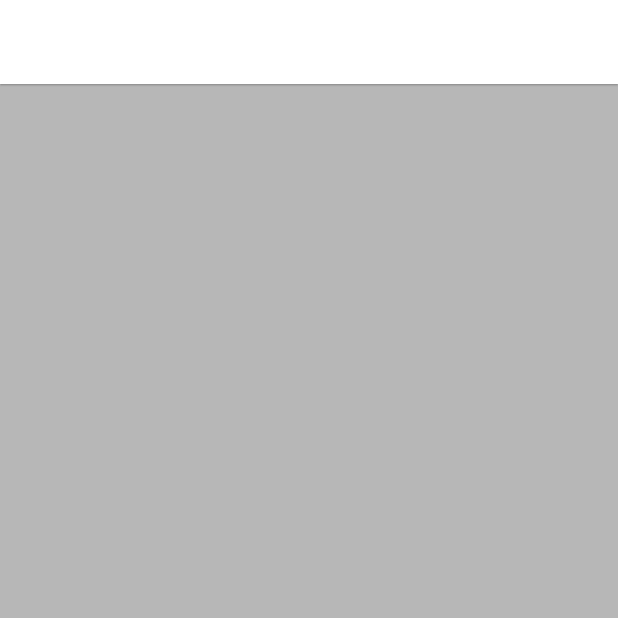
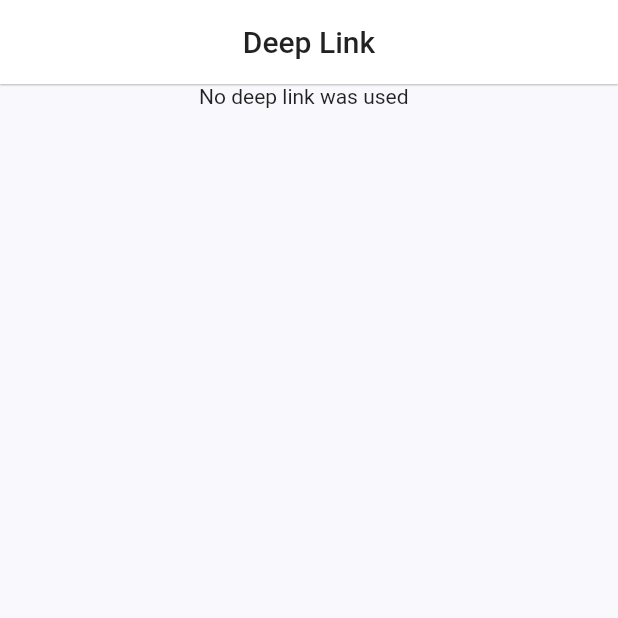
Before and after one commit to SunnatilloShavkatov/deep_links, a Flutter app: the screen it shows after launch, on a phone screen of 412 x 824 dp, the top half of it. Run offline on Flutter 3.47's test engine with Material 2 defaults, Android fonts, the phone set to English and light mode, and no system bars; our stand-ins replace get; Roboto replaces fonts that are missing (SFPro).

Commit message:
deep link android done

```diff
--- /dev/null
+++ b/lib/bindings/main_binding.dart
@@ -0,0 +1,9 @@
+import 'package:deep_links/controllers/home_controller.dart';
+import 'package:get/get.dart';
+
+class HomeBinding implements Bindings {
+  @override
+  void dependencies() async {
+    Get.lazyPut<HomeController>(() => HomeController());
+  }
+}
--- /dev/null
+++ b/lib/controllers/deep_link_controller.dart
@@ -0,0 +1,47 @@
+import 'dart:async';
+import 'package:flutter/services.dart';
+
+abstract class Bloc {
+  void dispose();
+}
+
+class DeepLink extends Bloc {
+  //Event Channel creation
+  static const stream = const EventChannel('https.mobile.udevs.uz/events');
+
+  //Method channel creation
+  static const platform = const MethodChannel('https.mobile.udevs.uz/channel');
+
+  StreamController<String> _stateController = StreamController();
+
+  Stream<String> get state => _stateController.stream;
+
+  Sink<String> get stateSink => _stateController.sink;
+
+  //Adding the listener into contructor
+  DeepLink() {
+    //Checking application start by deep link
+    startUri().then(_onRedirected);
+    //Checking broadcast stream, if deep link was clicked in opened appication
+    stream.receiveBroadcastStream().listen((d) => _onRedirected(d));
+  }
+
+  _onRedirected(String uri) {
+    // Here can be any uri analysis, checking tokens etc, if it’s necessary
+    // Throw deep link URI into the BloC's stream
+    stateSink.add(uri);
+  }
+
+  @override
+  void dispose() {
+    _stateController.close();
+  }
+
+  Future<String> startUri() async {
+    try {
+      return platform.invokeMethod('initialLink');
+    } on PlatformException catch (e) {
+      return "Failed to Invoke: '${e.message}'.";
+    }
+  }
+}
--- /dev/null
+++ b/lib/controllers/home_controller.dart
@@ -0,0 +1,10 @@
+import 'package:deep_links/controllers/deep_link_controller.dart';
+import 'package:get/get.dart';
+
+class HomeController extends GetxController {
+
+  @override
+  void onInit() {
+    super.onInit();
+  }
+}
--- /dev/null
+++ b/lib/core/constants/app_theme.dart
@@ -0,0 +1,25 @@
+import 'package:flutter/material.dart';
+import 'package:flutter/services.dart';
+
+import 'colors.dart';
+
+final ThemeData appThemeData = ThemeData(
+  visualDensity: VisualDensity.adaptivePlatformDensity,
+  primaryColor: Colors.white,
+  accentColor: clrAssets,
+  appBarTheme: AppBarTheme(
+    brightness: Brightness.light,
+    color: Colors.white,
+    elevation: 1,
+    systemOverlayStyle: SystemUiOverlayStyle(
+      statusBarColor: Colors.white,
+      systemNavigationBarColor: Colors.white,
+      statusBarBrightness: Brightness.light,
+      statusBarIconBrightness: Brightness.light,
+      systemNavigationBarIconBrightness: Brightness.light,
+      systemNavigationBarDividerColor: Colors.grey,
+    ),
+  ),
+  scaffoldBackgroundColor: clrBackground,
+  fontFamily: 'SFPro',
+);
--- /dev/null
+++ b/lib/core/constants/constants.dart
@@ -0,0 +1,3 @@
+class Constants {
+
+}
--- a/lib/home_page.dart
+++ /dev/null
@@ -1,18 +0,0 @@
-import 'package:flutter/material.dart';
-
-class HomePage extends StatelessWidget {
-  HomePage({Key key}) : super(key: key);
-
-  @override
-  Widget build(BuildContext context) {
-    return Scaffold(
-      backgroundColor: Color(0xffB7b7b7),
-      appBar: AppBar(
-        backgroundColor: Colors.white,
-        title: Text("Deep Link"),
-        centerTitle: true,
-        elevation: 0.5,
-      ),
-    );
-  }
-}
--- a/lib/main.dart
+++ b/lib/main.dart
@@ -1,6 +1,12 @@
-import 'package:deep_links/home_page.dart';
+import 'package:deep_links/controllers/deep_link_controller.dart';
+import 'package:deep_links/core/constants/app_theme.dart';
+import 'package:deep_links/routes/app_pages.dart';
+import 'package:deep_links/ui/home_page.dart';
 import 'package:flutter/material.dart';
 import 'package:get/get.dart';
+import 'package:provider/provider.dart';
+
+import 'bindings/main_binding.dart';
 
 void main() {
   runApp(MyApp());
@@ -9,12 +15,19 @@ void main() {
 class MyApp extends StatelessWidget {
   @override
   Widget build(BuildContext context) {
+    DeepLink _bloc = DeepLink();
     return GetMaterialApp(
-      title: 'Flutter Demo',
-      theme: ThemeData(
-        primarySwatch: Colors.blue,
+      debugShowCheckedModeBanner: false,
+      initialBinding: HomeBinding(),
+      theme: appThemeData,
+      defaultTransition: Transition.rightToLeft,
+      getPages: AppPages.pages,
+      initialRoute: Routes.INITIAL,
+      home: Provider<DeepLink>(
+        create: (context) => _bloc,
+        dispose: (context, bloc) => bloc.dispose(),
+        child: HomePage(),
       ),
-      home: HomePage(),
     );
   }
 }
--- /dev/null
+++ b/lib/routes/app_pages.dart
@@ -0,0 +1,13 @@
+import 'package:deep_links/ui/home_page.dart';
+import 'package:get/get.dart';
+
+part './app_routes.dart';
+
+class AppPages {
+  static final pages = [
+    GetPage(
+      name: Routes.INITIAL,
+      page: () => HomePage(),
+    ),
+  ];
+}
--- /dev/null
+++ b/lib/routes/app_routes.dart
@@ -0,0 +1,5 @@
+part of './app_pages.dart';
+
+abstract class Routes {
+  static const INITIAL = '/';
+}
--- /dev/null
+++ b/lib/ui/home_page.dart
@@ -0,0 +1,44 @@
+import 'package:deep_links/controllers/deep_link_controller.dart';
+import 'package:deep_links/controllers/home_controller.dart';
+import 'package:flutter/material.dart';
+import 'package:get/get.dart';
+import 'package:provider/provider.dart';
+
+class HomePage extends GetView<HomeController> {
+  @override
+  Widget build(BuildContext context) {
+    DeepLink _bloc = Provider.of<DeepLink>(context);
+    return Scaffold(
+      backgroundColor: Color(0xFFF9F9FD),
+      appBar: AppBar(
+        backgroundColor: Colors.white,
+        title: Text("Deep Link"),
+        centerTitle: true,
+        elevation: 0.5,
+      ),
+      body: Column(
+        children: [
+          StreamBuilder<String>(
+            stream: _bloc.state,
+            builder: (context, snapshot) {
+              if (!snapshot.hasData) {
+                return Container(
+                  child: Center(child: Text('No deep link was used  ')),
+                );
+              } else {
+                return Container(
+                  child: Center(
+                    child: Padding(
+                      padding: EdgeInsets.all(20.0),
+                      child: Text('Redirected: ${snapshot.data}'),
+                    ),
+                  ),
+                );
+              }
+            },
+          )
+        ],
+      ),
+    );
+  }
+}
--- a/pubspec.yaml
+++ b/pubspec.yaml
@@ -12,6 +12,8 @@ dependencies:
 
   # get state manager
   get: ^4.1.4
+  # provider state manager
+  provider: ^5.0.0
 
 dev_dependencies:
   flutter_test:
```
Also changed, not shown: lib/core/constants/colors.dart (added, +10 -0 lines), lib/core/constants/styles.dart (added, +13 -0 lines), pubspec.lock, 2 other files.
